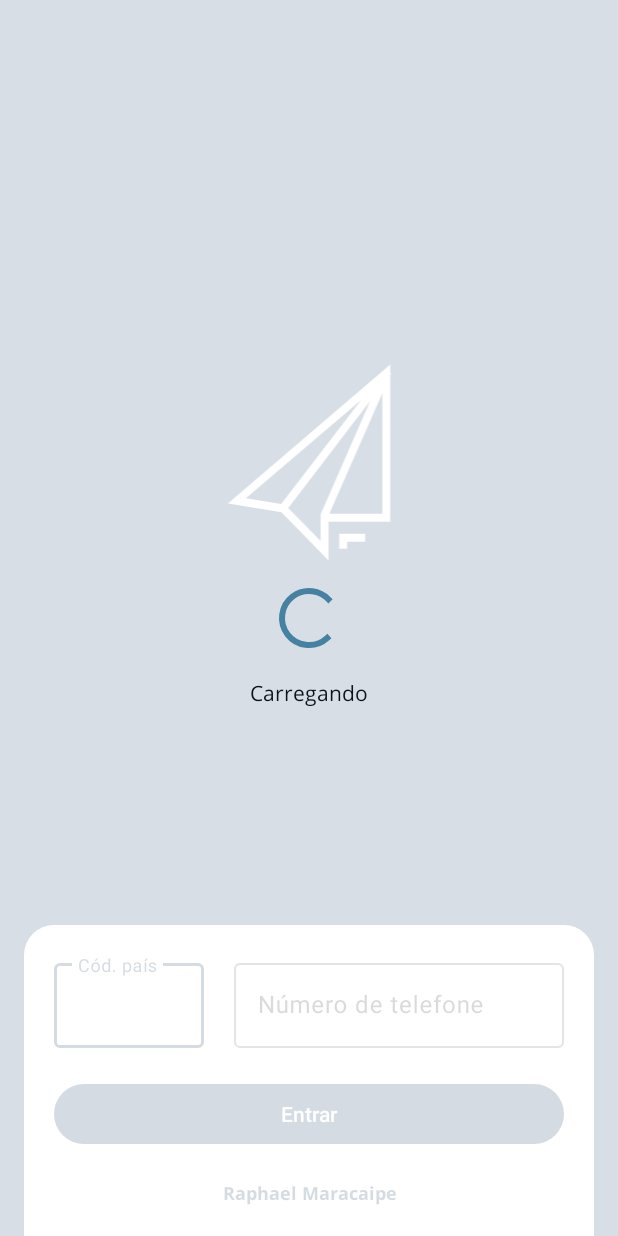
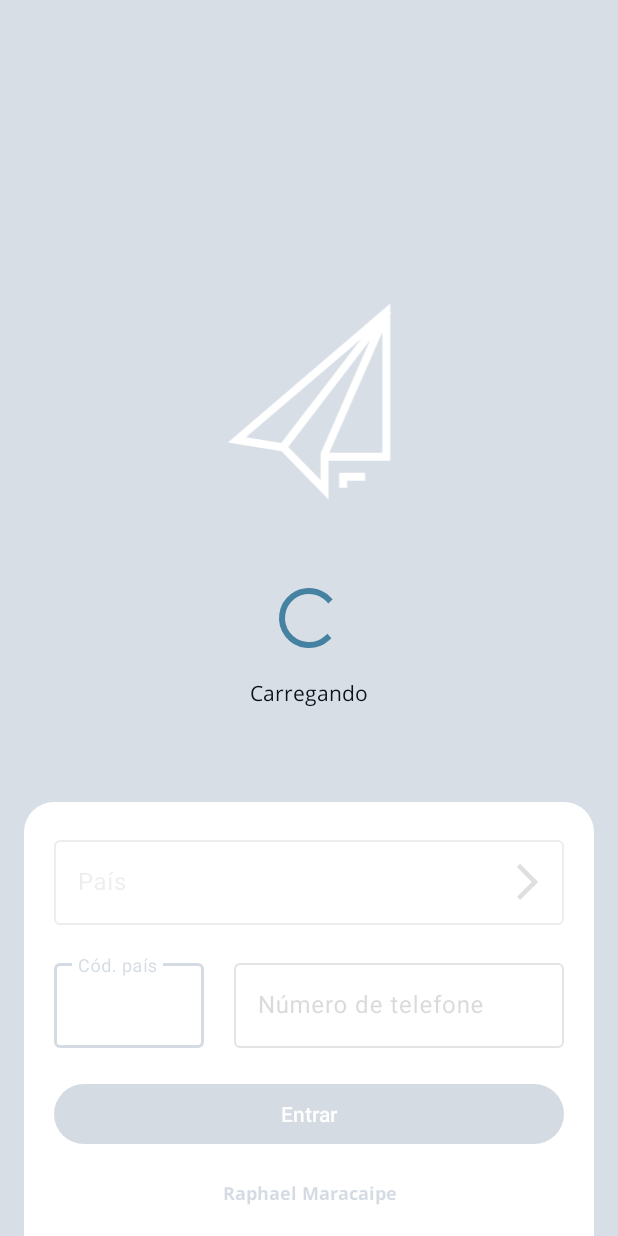
Before and after one commit to raphaelmaracaipe/portfolio-android, an Android app: the screen it shows after launch (MainActivity), on a phone screen of 412 x 824 dp. Run offline under Robolectric (Android 15) with nearby library versions, the phone set to English and light mode, and no system bars; our stand-ins replace data binding; 1 statement that could not run was skipped.

Commit message:
Movendo para viewmodel e ajustando nomenclatura  da model.

```diff
--- a/core/src/main/res/values/colors.xml
+++ b/core/src/main/res/values/colors.xml
@@ -11,4 +11,5 @@
     <color name="colorPrimaryVariant">#395b85</color>
     <color name="colorSecondary">#488ca9</color>
     <color name="colorSecondaryVariant">#4884a9</color>
+    <color name="gray">#5D6566</color>
 </resources>
--- a/core/src/main/res/values/strings.xml
+++ b/core/src/main/res/values/strings.xml
@@ -1,4 +1,5 @@
 <resources>
     <string name="app_name">Portfólio</string>
     <string name="loading">Carregando</string>
+    <string name="country">País</string>
 </resources>
--- a/uiauth/src/main/java/br/com/raphaelmaracaipe/data/PhoneRepository.kt
+++ b/uiauth/src/main/java/br/com/raphaelmaracaipe/data/PhoneRepository.kt
@@ -1,7 +1,7 @@
 package br.com.raphaelmaracaipe.data
 
-import br.com.raphaelmaracaipe.models.ResponseCodeCountry
+import br.com.raphaelmaracaipe.models.CodeCountry
 
 interface PhoneRepository {
-    suspend fun getCodeOfCountry(): Array<ResponseCodeCountry>?
+    suspend fun getCodeOfCountry(): Array<CodeCountry>?
 }
--- a/uiauth/src/main/java/br/com/raphaelmaracaipe/data/PhoneRepositoryImpl.kt
+++ b/uiauth/src/main/java/br/com/raphaelmaracaipe/data/PhoneRepositoryImpl.kt
@@ -1,10 +1,10 @@
 package br.com.raphaelmaracaipe.data
 
 import br.com.raphaelmaracaipe.data.api.PhoneApi
-import br.com.raphaelmaracaipe.models.ResponseCodeCountry
+import br.com.raphaelmaracaipe.models.CodeCountry
 
 class PhoneRepositoryImpl(private val api: PhoneApi): PhoneRepository {
 
-    override suspend fun getCodeOfCountry(): Array<ResponseCodeCountry>? = api.getCodeOfCountry().body()
+    override suspend fun getCodeOfCountry(): Array<CodeCountry>? = api.getCodeOfCountry().body()
 
 }
--- a/uiauth/src/main/java/br/com/raphaelmaracaipe/data/api/PhoneApi.kt
+++ b/uiauth/src/main/java/br/com/raphaelmaracaipe/data/api/PhoneApi.kt
@@ -1,6 +1,6 @@
 package br.com.raphaelmaracaipe.data.api
 
-import br.com.raphaelmaracaipe.models.ResponseCodeCountry
+import br.com.raphaelmaracaipe.models.CodeCountry
 import retrofit2.Response
 import retrofit2.http.GET
 import retrofit2.http.Headers
@@ -9,6 +9,6 @@ interface PhoneApi {
 
     @Headers("Accept: application/json", "x-api-key: ca03na188ame03u1d78620de67282882a84")
     @GET("/api/v1/consultCodePhone")
-    suspend fun getCodeOfCountry(): Response<Array<ResponseCodeCountry>>
+    suspend fun getCodeOfCountry(): Response<Array<CodeCountry>>
 
 }
--- a/uiauth/src/main/java/br/com/raphaelmaracaipe/models/ResponseCodeCountry.kt
+++ b/uiauth/src/main/java/br/com/raphaelmaracaipe/models/CodeCountry.kt
@@ -5,7 +5,7 @@ import com.google.gson.annotations.SerializedName
 import kotlinx.android.parcel.Parcelize
 
 @Parcelize
-data class ResponseCodeCountry(
+data class CodeCountry(
     @SerializedName("country_name")
     val countryName: String? = null,
     @SerializedName("code_country")
--- a/uiauth/src/main/java/br/com/raphaelmaracaipe/uiauth/AuthFragment.kt
+++ b/uiauth/src/main/java/br/com/raphaelmaracaipe/uiauth/AuthFragment.kt
@@ -1,28 +1,21 @@
 package br.com.raphaelmaracaipe.uiauth
 
 import android.os.Bundle
-import android.util.Log
 import android.view.LayoutInflater
 import android.view.View
 import android.view.ViewGroup
 import android.view.animation.AnimationUtils
 import androidx.core.widget.addTextChangedListener
 import androidx.fragment.app.Fragment
-import br.com.raphaelmaracaipe.core.assets.Assets
-import br.com.raphaelmaracaipe.models.ResponseCodeCountry
 import br.com.raphaelmaracaipe.extensions.addMask
+import br.com.raphaelmaracaipe.models.CodeCountry
 import br.com.raphaelmaracaipe.uiauth.databinding.FragmentAuthBinding
-import com.google.gson.Gson
-import com.google.gson.reflect.TypeToken
-import org.koin.android.ext.android.inject
 import org.koin.androidx.viewmodel.ext.android.viewModel
 
 class AuthFragment : Fragment() {
 
     private lateinit var binding: FragmentAuthBinding
-    private var codesCountries: Array<ResponseCodeCountry> = arrayOf()
     private val mViewModel: AuthViewModel by viewModel()
-    private val mAssets: Assets by inject()
 
     override fun onCreateView(
         inflater: LayoutInflater, container: ViewGroup?, savedInstanceState: Bundle?
@@ -36,36 +29,31 @@ class AuthFragment : Fragment() {
 
     override fun onViewCreated(view: View, savedInstanceState: Bundle?) {
         super.onViewCreated(view, savedInstanceState)
-        readInformationAboutCodeOfCountry()
+        initObservable()
         applyAnimationInContainerOfAuth()
         applyAnimationInText()
         applyCodePhone()
     }
 
-    private fun readInformationAboutCodeOfCountry() {
-        val codesInString = mAssets.read("json/codes.json")
-        val listType = object : TypeToken<Array<ResponseCodeCountry>>() {}.type
-        codesCountries = Gson().fromJson(codesInString, listType)
+    private fun initObservable() {
+        mViewModel.responseCodeCountry.observe(viewLifecycleOwner) {
+            applyMaskInInput(it)
+        }
     }
 
     private fun applyCodePhone() {
         with(binding) {
-            tilCodePhone.editText?.addTextChangedListener { editable ->
-                codesCountries.filter {
-                    editable.toString() == it.codeCountry
-                }.forEach { responseCodeCountry ->
-                    applyMaskInInput(responseCodeCountry)
-                }
+            tilCodePhone.editText?.addTextChangedListener {
+                mViewModel.setTextChangedCodePhone(it.toString())
             }
         }
     }
 
-    private fun applyMaskInInput(codeCountry: ResponseCodeCountry) {
+    private fun applyMaskInInput(codeCountry: CodeCountry) {
         with(binding) {
             tietNumPhone.addMask((codeCountry.codeIson ?: "BR"))
             tietNumPhone.addTextChangedListener {
-                val text = it.toString()
-                tilCodePhone.isEnabled = text.isEmpty()
+                mViewModel.setTextChangedNumPhone(it.toString())
             }
         }
     }
--- a/uiauth/src/main/java/br/com/raphaelmaracaipe/uiauth/AuthViewModel.kt
+++ b/uiauth/src/main/java/br/com/raphaelmaracaipe/uiauth/AuthViewModel.kt
@@ -3,35 +3,43 @@ package br.com.raphaelmaracaipe.uiauth
 import androidx.lifecycle.LiveData
 import androidx.lifecycle.MutableLiveData
 import androidx.lifecycle.ViewModel
-import androidx.lifecycle.viewModelScope
+import br.com.raphaelmaracaipe.core.assets.Assets
 import br.com.raphaelmaracaipe.data.PhoneRepository
-import br.com.raphaelmaracaipe.models.ResponseCodeCountry
-import kotlinx.coroutines.Dispatchers
-import kotlinx.coroutines.launch
-import kotlinx.coroutines.withContext
+import br.com.raphaelmaracaipe.models.CodeCountry
+import com.google.gson.Gson
+import com.google.gson.reflect.TypeToken
 
 class AuthViewModel(
-    private val phoneRepository: PhoneRepository
+    private val assets: Assets
 ) : ViewModel() {
-
-    private val _success = MutableLiveData<Array<ResponseCodeCountry>>()
-    val success: LiveData<Array<ResponseCodeCountry>> = _success
-
-    private val _error = MutableLiveData<String>()
-    val error: LiveData<String> = _error
 
     private val _showLoading = MutableLiveData<Boolean>()
     val showLoading = _showLoading
 
-    fun getCodeOfCountry() = viewModelScope.launch {
-        withContext(Dispatchers.IO) {
-            _showLoading.postValue(true)
-            try {
-                _success.postValue(phoneRepository.getCodeOfCountry())
-            } catch (e: Exception) {
-                _error.postValue(e.message)
-            }
-            _showLoading.postValue(false)
+    private val _responseCodeCountry = MutableLiveData<CodeCountry>()
+    val responseCodeCountry: LiveData<CodeCountry> = _responseCodeCountry
+
+    private val _isEnableTextCode = MutableLiveData(true)
+    val isEnableTextCode: LiveData<Boolean> = _isEnableTextCode
+
+    private val codesCountries = readInformationAboutCodeOfCountry()
+
+    private fun readInformationAboutCodeOfCountry(): Array<CodeCountry> {
+        val codesInString = assets.read("json/codes.json")
+        val listType = object : TypeToken<Array<CodeCountry>>() {}.type
+        return Gson().fromJson(codesInString, listType)
+    }
+
+    fun setTextChangedNumPhone(text: String) {
+        _isEnableTextCode.postValue(text.isEmpty())
+    }
+
+    fun setTextChangedCodePhone(text: String) {
+        _responseCodeCountry.postValue(CodeCountry())
+        codesCountries.filter {
+            text == it.codeCountry
+        }.forEach { responseCodeCountry ->
+            _responseCodeCountry.postValue(responseCodeCountry)
         }
     }
 
--- /dev/null
+++ b/uiauth/src/main/res/drawable/ic_chevron_right.xml
@@ -0,0 +1,10 @@
+<vector xmlns:android="http://schemas.android.com/apk/res/android"
+    android:width="48dp"
+    android:height="48dp"
+    android:viewportWidth="960"
+    android:viewportHeight="960"
+    android:tint="?attr/colorControlNormal">
+  <path
+      android:fillColor="@android:color/white"
+      android:pathData="M375,720L332,677L530,479L332,281L375,238L616,479L375,720Z"/>
+</vector>
--- a/uiauth/src/main/res/layout/fragment_auth.xml
+++ b/uiauth/src/main/res/layout/fragment_auth.xml
@@ -74,6 +74,33 @@
                 app:layout_constraintEnd_toEndOf="parent"
                 app:layout_constraintStart_toStartOf="parent">
 
+                <com.google.android.material.textfield.TextInputLayout
+                    android:id="@+id/tilCountry"
+                    android:layout_width="match_parent"
+                    android:layout_height="match_parent"
+                    android:digits="0123456789"
+                    android:enabled="false"
+                    android:hint="@string/country"
+                    android:paddingLeft="20dp"
+                    android:paddingTop="20dp"
+                    android:paddingRight="20dp"
+                    app:endIconDrawable="@drawable/ic_chevron_right"
+                    app:endIconMode="custom"
+                    app:endIconTint="@color/gray"
+                    app:hintTextColor="@color/gray"
+                    tools:layout_editor_absoluteX="32dp"
+                    tools:layout_editor_absoluteY="343dp">
+
+                    <com.google.android.material.textfield.TextInputEditText
+                        android:layout_width="match_parent"
+                        android:layout_height="wrap_content"
+                        android:imeOptions="actionNext"
+                        android:inputType="number"
+                        android:maxLength="6"
+                        android:text="@{viewModel.responseCodeCountry.countryName}" />
+
+                </com.google.android.material.textfield.TextInputLayout>
+
                 <LinearLayout
                     android:layout_width="match_parent"
                     android:layout_height="wrap_content"
@@ -85,6 +112,7 @@
                         android:layout_width="100dp"
                         android:layout_height="wrap_content"
                         android:digits="0123456789"
+                        android:enabled="@{viewModel.isEnableTextCode()}"
                         android:hint="@string/input_code_phone"
                         tools:layout_editor_absoluteX="32dp"
                         tools:layout_editor_absoluteY="343dp">
```
